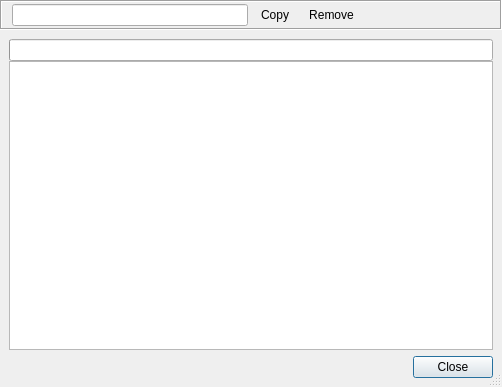
Before: the Qt Designer form retroshare-gui/src/gui/im_history/ImHistoryBrowser.ui in RetroShare/RetroShare, drawn with Qt 5.
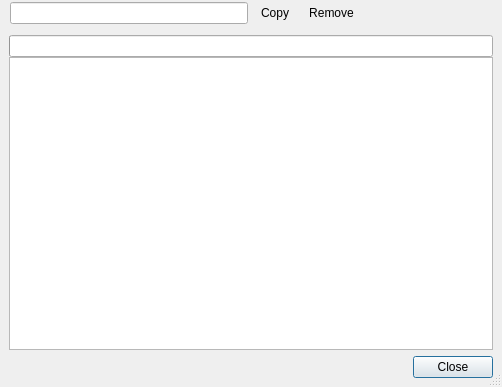
After: the same form once the commit is applied. Icons and pictures are not drawn. Custom widgets are drawn as their Qt base class.

```diff
--- a/retroshare-gui/src/gui/im_history/ImHistoryBrowser.ui
+++ b/retroshare-gui/src/gui/im_history/ImHistoryBrowser.ui
@@ -48,12 +48,6 @@
        <height>38</height>
       </size>
      </property>
-     <property name="frameShape">
-      <enum>QFrame::Box</enum>
-     </property>
-     <property name="frameShadow">
-      <enum>QFrame::Sunken</enum>
-     </property>
      <layout class="QHBoxLayout" name="horizontalLayout_3">
       <property name="margin">
        <number>2</number>
```
